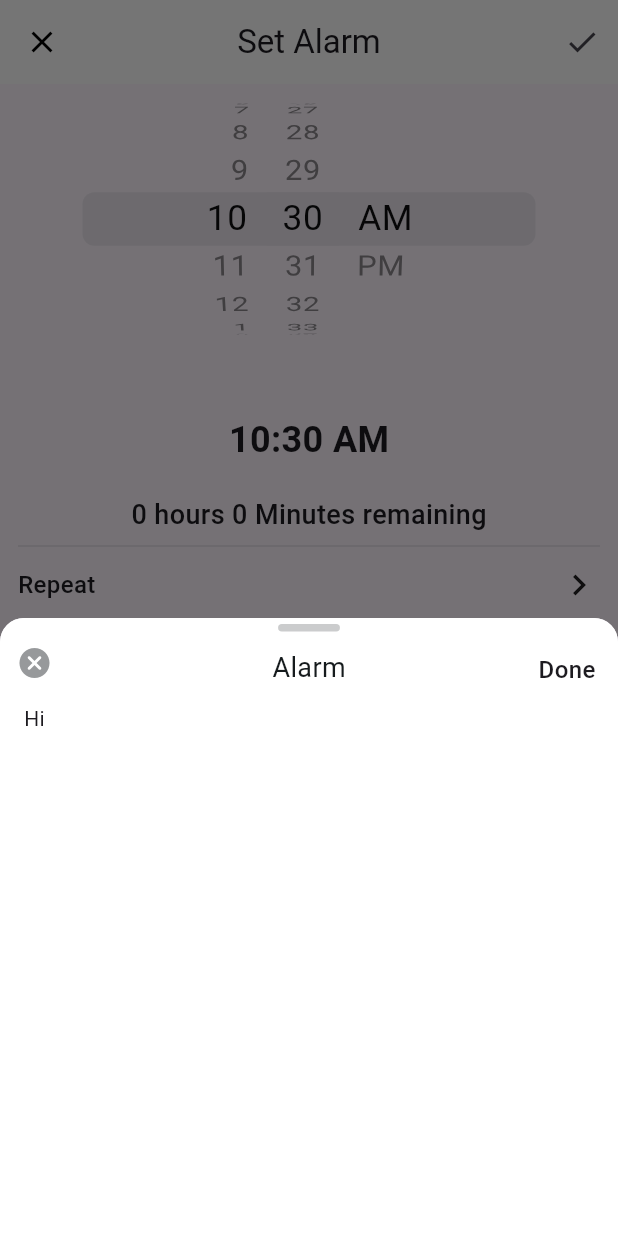
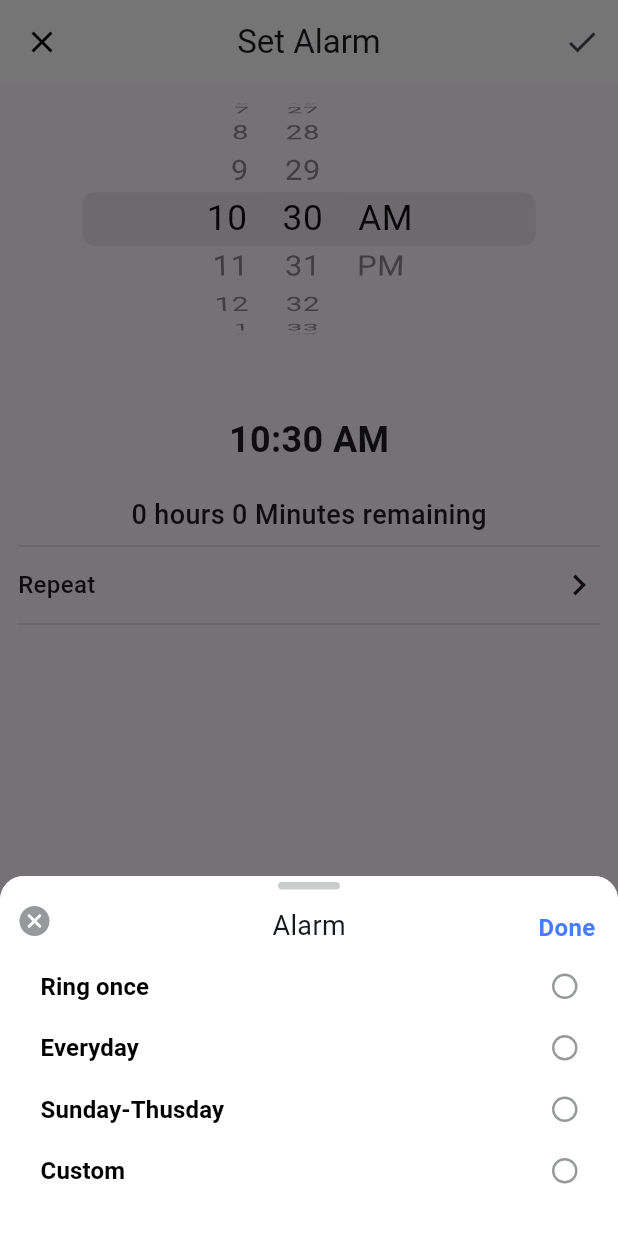
Before and after one commit to wahidmurad1/Alarm-App, a Flutter app: the AlarmDetailsPage screen opened directly, after a tap on "Repeat", on a phone screen of 412 x 824 dp. Run offline on Flutter 3.47's test engine with Material 2 defaults, Android fonts, the phone set to English and light mode, and no system bars; our stand-ins replace flutter_local_notifications, flutter_riverpod.

Commit message:
bottom sheet for alarm repetation

```diff
--- a/lib/alarm_change_notifier.dart
+++ b/lib/alarm_change_notifier.dart
@@ -10,6 +10,7 @@ class AlarmChangeNotifier extends ChangeNotifier {
     notifyListeners();
   }
 
+  final List<String> repeatType = ['Ring once', 'Everyday', 'Sunday-Thusday', 'Custom'];
 
   String getDifference(DateTime alarmTime) {
     if (alarmTime.isBefore(DateTime.now())) {
@@ -21,17 +22,9 @@ class AlarmChangeNotifier extends ChangeNotifier {
     }
   }
 
-  final pickedTimeProvider = StateProvider<DateTime>(
-    (ref) {
-      return DateTime.now();
-    },
-  );
-  // final currentTimeProvider = StateProvider<DateTime>(
-  //   (ref) {
-  //     return DateTime.now();
-  //   },
-  // );
-  final switchProvider = StateProvider.family<bool, int>((ref, index) {
-    return true;
-  });
+  final pickedTimeProvider = StateProvider<DateTime>((ref) => DateTime.now());
+
+  final switchProvider = StateProvider.family<bool, int>((ref, index) => true);
+  final alarmActionSelect = StateProvider<String>((ref) => '');
+  final tempAlarmActionSelect = StateProvider<String>((ref) => '');
 }
--- a/lib/alarm_details_page.dart
+++ b/lib/alarm_details_page.dart
@@ -1,5 +1,7 @@
 import 'package:alarm_app/bottom_sheet.dart';
 import 'package:alarm_app/const.dart';
+import 'package:alarm_app/custom_list_tile.dart';
+import 'package:alarm_app/custom_radio_button.dart';
 import 'package:alarm_app/notification_services.dart';
 import 'package:alarm_app/providers.dart';
 import 'package:flutter/cupertino.dart';
@@ -17,10 +19,6 @@ class AlarmDetailsPage extends ConsumerWidget {
     return Scaffold(
       appBar: AppBar(
         elevation: 0,
-        // scrolledUnderElevation: 30,
-        // flexibleSpace: const SizedBox(
-        //   height: 45,
-        // ),
         centerTitle: true,
         backgroundColor: Colors.white,
         leading: IconButton(
@@ -48,9 +46,6 @@ class AlarmDetailsPage extends ConsumerWidget {
         width: MediaQuery.of(context).size.width,
         child: Column(
           children: [
-            // const SizedBox(
-            //   height: 40,
-            // ),
             SizedBox(
               height: 180,
               child: CupertinoDatePicker(
@@ -83,38 +78,66 @@ class AlarmDetailsPage extends ConsumerWidget {
               ),
             ),
             InkWell(
-              //off the splash effect
+              //*off the splash effect
               splashFactory: NoSplash.splashFactory,
               highlightColor: Colors.transparent,
               onTap: () {
+                if (ref.read(alarmChangeNotifier.alarmActionSelect.notifier).state == '') {
+                  ref.read(alarmChangeNotifier.tempAlarmActionSelect.notifier).state = '';
+                  ref.read(isBottomSheetRightButtonActive.notifier).state = false;
+                } else {
+                  ref.read(alarmChangeNotifier.tempAlarmActionSelect.notifier).state = ref.watch(alarmChangeNotifier.alarmActionSelect);
+                  ref.read(isBottomSheetRightButtonActive.notifier).state = true;
+                }
                 commonBottomSheet(
-                  // bottomSheetHeight: height * 0.4,
+                  bottomSheetHeight: 240,
                   context: context,
                   onPressCloseButton: () {
                     Navigator.pop(context);
                   },
-                  onPressRightButton: () {},
-                  content: SizedBox(
-                    height: height,
-                    width: width,
-                    child: const Text('Hi'),
-                  ),
+                  onPressRightButton: () {
+                    ref.read(alarmChangeNotifier.alarmActionSelect.notifier).state = ref.watch(alarmChangeNotifier.tempAlarmActionSelect);
+                    if (ref.watch(alarmChangeNotifier.alarmActionSelect) != 'Custom') {
+                      Navigator.pop(context);
+                    } else {
+                      commonBottomSheet(
+                        // bottomSheetHeight: 240,
+                        context: context,
+                        onPressCloseButton: () {
+                          Navigator.pop(context);
+                        },
+                        onPressRightButton: () {
+                          ref.read(alarmChangeNotifier.alarmActionSelect.notifier).state = ref.watch(alarmChangeNotifier.tempAlarmActionSelect);
+                          if (ref.watch(alarmChangeNotifier.alarmActionSelect) != 'Custom') {
+                            Navigator.pop(context);
+                          } else {}
+                        },
+                        content: const AlarmActionContent(),
+                        rightText: 'Done',
+                        title: 'Alarm',
+                        rightTextStyle: semiBold16TextStyle(cPrimaryColor),
+                        isRightButtonShow: true,
+                      );
+                    }
+                  },
+                  content: const AlarmActionContent(),
                   rightText: 'Done',
                   title: 'Alarm',
-                  rightTextStyle: const TextStyle(fontSize: 16, fontWeight: FontWeight.w500),
+                  rightTextStyle: semiBold16TextStyle(cPrimaryColor),
                   isRightButtonShow: true,
                 );
               },
-              child: const Padding(
-                padding: EdgeInsets.symmetric(horizontal: 12, vertical: 4),
+              child: Padding(
+                padding: const EdgeInsets.symmetric(horizontal: 12, vertical: 4),
                 child: Row(
-                  mainAxisAlignment: MainAxisAlignment.spaceBetween,
                   children: [
-                    Text(
+                    const Text(
                       'Repeat',
                       style: TextStyle(fontSize: 16, fontWeight: FontWeight.w500),
                     ),
-                    Icon(
+                    const Spacer(),
+                    ref.watch(alarmChangeNotifier.alarmActionSelect) != "" ? Text(ref.watch(alarmChangeNotifier.alarmActionSelect)) : const SizedBox(),
+                    const Icon(
                       Icons.keyboard_arrow_right_outlined,
                       size: 28,
                     )
@@ -134,3 +157,56 @@ class AlarmDetailsPage extends ConsumerWidget {
     );
   }
 }
+
+class AlarmActionContent extends ConsumerWidget {
+  const AlarmActionContent({
+    Key? key,
+  }) : super(key: key);
+
+  @override
+  Widget build(BuildContext context, WidgetRef ref) {
+    final alarmChangeNotifier = ref.watch(alarmChangeNotifierProvider);
+    return Column(
+      children: [
+        ListView.builder(
+          physics: const NeverScrollableScrollPhysics(),
+          shrinkWrap: true,
+          itemCount: alarmChangeNotifier.repeatType.length,
+          itemBuilder: (BuildContext context, int index) {
+            return Padding(
+              padding: const EdgeInsets.only(bottom: 8),
+              child: CustomListTile(
+                title: alarmChangeNotifier.repeatType[index].toString(),
+                titleTextStyle: semiBold16TextStyle(cBlackColor),
+                trailing: Consumer(
+                  builder: (context, ref, child) {
+                    return CustomRadioButton(
+                      onChanged: () {
+                        ref.read(alarmChangeNotifier.tempAlarmActionSelect.notifier).state = alarmChangeNotifier.repeatType[index];
+                        if (ref.read(alarmChangeNotifier.tempAlarmActionSelect.notifier).state == '') {
+                          ref.read(isBottomSheetRightButtonActive.notifier).state = false;
+                        } else {
+                          ref.read(isBottomSheetRightButtonActive.notifier).state = true;
+                        }
+                      },
+                      isSelected: ref.watch(alarmChangeNotifier.tempAlarmActionSelect) == alarmChangeNotifier.repeatType[index],
+                    );
+                  },
+                ),
+                itemColor: ref.watch(alarmChangeNotifier.tempAlarmActionSelect) == alarmChangeNotifier.repeatType[index] ? cPrimaryTint3Color : cWhiteColor,
+                onPressed: () {
+                  ref.read(alarmChangeNotifier.tempAlarmActionSelect.notifier).state = alarmChangeNotifier.repeatType[index];
+                  if (ref.read(alarmChangeNotifier.tempAlarmActionSelect.notifier).state == '') {
+                    ref.read(isBottomSheetRightButtonActive.notifier).state = false;
+                  } else {
+                    ref.read(isBottomSheetRightButtonActive.notifier).state = true;
+                  }
+                },
+              ),
+            );
+          },
+        ),
+      ],
+    );
+  }
+}
--- a/lib/alarm_view.dart
+++ b/lib/alarm_view.dart
@@ -29,6 +29,8 @@ class AlarmView extends ConsumerWidget {
                   return IconButton(
                     onPressed: () {
                       ref.invalidate(alarmChangeNotifier.pickedTimeProvider);
+                      ref.invalidate(alarmChangeNotifier.tempAlarmActionSelect);
+                      ref.invalidate(alarmChangeNotifier.alarmActionSelect);
                       Navigator.of(context).push(MaterialPageRoute(builder: (context) => AlarmDetailsPage()));
                     },
                     icon: const Icon(
--- a/lib/const.dart
+++ b/lib/const.dart
@@ -16,12 +16,15 @@ const Color cWarningColor = Color(0xFFFFBB0D);
 const Color cSuccessColor = Color(0xFF00D261);
 const Color cRedAccentColor = Color(0xFFF76554);
 const Color cTransparentColor = Colors.transparent;
+const Color cBlackColor = Colors.black;
+const Color cPrimaryTint3Color = Color(0xFFD3F0FF);
 
 //* new color
 const Color cPrimaryTintColor = Color(0xFFD8DEFF);
 const Color cBlueAccent = Color(0XFFECEBFF);
 const Color cBlueShade = Color(0XFFB8B1FF);
-
+const Color cNeutralColor = Color(0XFFECECEC);
+const Color cLineColor = Color(0xFFD5D8E2);
 
 double height = 0.0;
 double width = 0.0;
@@ -45,8 +48,11 @@ const kW12sizedBox = SizedBox(width: 12);
 const kW16sizedBox = SizedBox(width: 16);
 const kW20sizedBox = SizedBox(width: 20);
 
-
 const double h36 = 36.0;
+const double h28 = 28.0;
+const double h12 = 12.0;
+const double h14 = 14.0;
+const double h16 = 16.0;
 
 //* info: remove extra padding from TextButton
 ButtonStyle? kTextButtonStyle = TextButton.styleFrom(
@@ -55,3 +61,32 @@ ButtonStyle? kTextButtonStyle = TextButton.styleFrom(
   tapTargetSize: MaterialTapTargetSize.shrinkWrap,
   splashFactory: InkSplash.splashFactory,
 );
+//* size limit comparison constant
+const double kSmallDeviceSizeLimit = 750.0;
+bool isDeviceScreenLarge() {
+  if (height > kSmallDeviceSizeLimit) {
+    return true;
+  } else {
+    return false;
+  }
+}
+
+dynamic screenWiseSize(size, difference) {
+  return isDeviceScreenLarge() ? size : size - difference;
+}
+
+TextStyle semiBold14TextStyle(Color color) {
+  return TextStyle(fontWeight: FontWeight.w600, fontSize: screenWiseSize(h14, 2), color: color);
+}
+
+TextStyle semiBold16TextStyle(Color color) {
+  return TextStyle(fontWeight: FontWeight.w600, fontSize: screenWiseSize(h16, 2), color: color);
+}
+
+TextStyle regular12TextStyle(Color color) {
+  return TextStyle(fontWeight: FontWeight.w400, fontSize: screenWiseSize(h12, 2), color: color);
+}
+
+TextStyle regular14TextStyle(Color color) {
+  return TextStyle(fontWeight: FontWeight.w400, fontSize: screenWiseSize(h14, 2), color: color);
+}
--- /dev/null
+++ b/lib/custom_list_tile.dart
@@ -0,0 +1,103 @@
+import 'package:alarm_app/const.dart';
+import 'package:flutter/material.dart';
+
+class CustomListTile extends StatelessWidget {
+  const CustomListTile({
+    Key? key,
+    this.title,
+    this.subtitle,
+    this.onPressed,
+    this.leading,
+    this.trailing,
+    this.itemColor = cWhiteColor,
+    this.borderColor,
+    this.padding,
+    this.spacing = 5,
+    this.alignLeadingWithTitle = false,
+    this.titleTextStyle,
+    this.subTitleTextStyle,
+  }) : super(key: key);
+
+  final dynamic title, subtitle;
+  final Function()? onPressed;
+  final dynamic leading, trailing;
+  final Color itemColor;
+  final Color? borderColor;
+  final bool alignLeadingWithTitle;
+  final EdgeInsetsGeometry? padding;
+  final double spacing;
+  final TextStyle? titleTextStyle;
+  final TextStyle? subTitleTextStyle;
+
+  @override
+  Widget build(BuildContext context) {
+    return Container(
+      constraints: const BoxConstraints(),
+      decoration: BoxDecoration(
+        color: itemColor,
+        border: Border.all(color: borderColor ?? itemColor),
+        borderRadius: BorderRadius.circular(8),
+      ),
+      width: width,
+      child: ClipRRect(
+        borderRadius: BorderRadius.circular(8),
+        child: TextButton(
+          style: kTextButtonStyle,
+          onPressed: onPressed,
+          child: Padding(
+            padding: padding ?? const EdgeInsets.symmetric(horizontal: 10, vertical: 4),
+            child: Row(
+              mainAxisAlignment: MainAxisAlignment.center,
+              crossAxisAlignment: alignLeadingWithTitle ? CrossAxisAlignment.start : CrossAxisAlignment.center,
+              children: [
+                if (leading != null)
+                  Padding(
+                    padding: const EdgeInsets.only(right: 10),
+                    child: leading!,
+                  ),
+                Expanded(
+                  child: Column(
+                    crossAxisAlignment: CrossAxisAlignment.start,
+                    children: [
+                      if (title != null)
+                        (title is String)
+                            ? Text(
+                                title,
+                                maxLines: 1,
+                                overflow: TextOverflow.ellipsis,
+                                style: titleTextStyle ?? semiBold14TextStyle(itemColor == cPrimaryColor ? cWhiteColor : cBlackColor),
+                              )
+                            : title,
+                      if (subtitle != null)
+                        Padding(
+                          padding: EdgeInsets.only(top: spacing),
+                          child: (subtitle is String)
+                              ? Text(
+                                  subtitle,
+                                  overflow: TextOverflow.ellipsis,
+                                  style: subTitleTextStyle ?? regular12TextStyle(itemColor == cPrimaryColor ? cWhiteColor : cBlackColor),
+                                )
+                              : subtitle,
+                        ),
+                    ],
+                  ),
+                ),
+                if (trailing != null)
+                  Padding(
+                    padding: const EdgeInsets.only(left: 10),
+                    child: trailing is IconData
+                        ? Icon(
+                            trailing!,
+                            color: itemColor == cPrimaryColor ? cWhiteColor : cBlackColor,
+                            size: isDeviceScreenLarge() ? 20 : 16,
+                          )
+                        : trailing!,
+                  ),
+              ],
+            ),
+          ),
+        ),
+      ),
+    );
+  }
+}
--- /dev/null
+++ b/lib/custom_radio_button.dart
@@ -0,0 +1,44 @@
+import 'package:alarm_app/const.dart';
+import 'package:flutter/material.dart';
+
+class CustomRadioButton extends StatelessWidget {
+  final Function()? onChanged;
+  final bool isSelected;
+
+  const CustomRadioButton({
+    this.isSelected = false,
+    required this.onChanged,
+    Key? key,
+  }) : super(key: key);
+
+  Widget buildLabel(context) {
+    return Container(
+      width: 17,
+      height: 17,
+      decoration: (Theme.of(context).platform == TargetPlatform.iOS)
+          ? null
+          : ShapeDecoration(
+              shape: CircleBorder(side: BorderSide(color: isSelected ? cIconColor : cIconColor, width: 1.6)),
+              color: cTransparentColor,
+            ),
+      child: Center(
+        child: (Theme.of(context).platform == TargetPlatform.iOS && isSelected)
+            ? Icon(
+                Icons.check,
+                size: isDeviceScreenLarge() ? 20 : 16,
+                color: cPrimaryColor,
+              )
+            : CircleAvatar(radius: 4.5, backgroundColor: isSelected ? cPrimaryColor : cTransparentColor),
+      ),
+    );
+  }
+
+  @override
+  Widget build(BuildContext context) {
+    return InkWell(
+      onTap: onChanged,
+      splashColor: cPrimaryColor,
+      child: buildLabel(context),
+    );
+  }
+}
```
